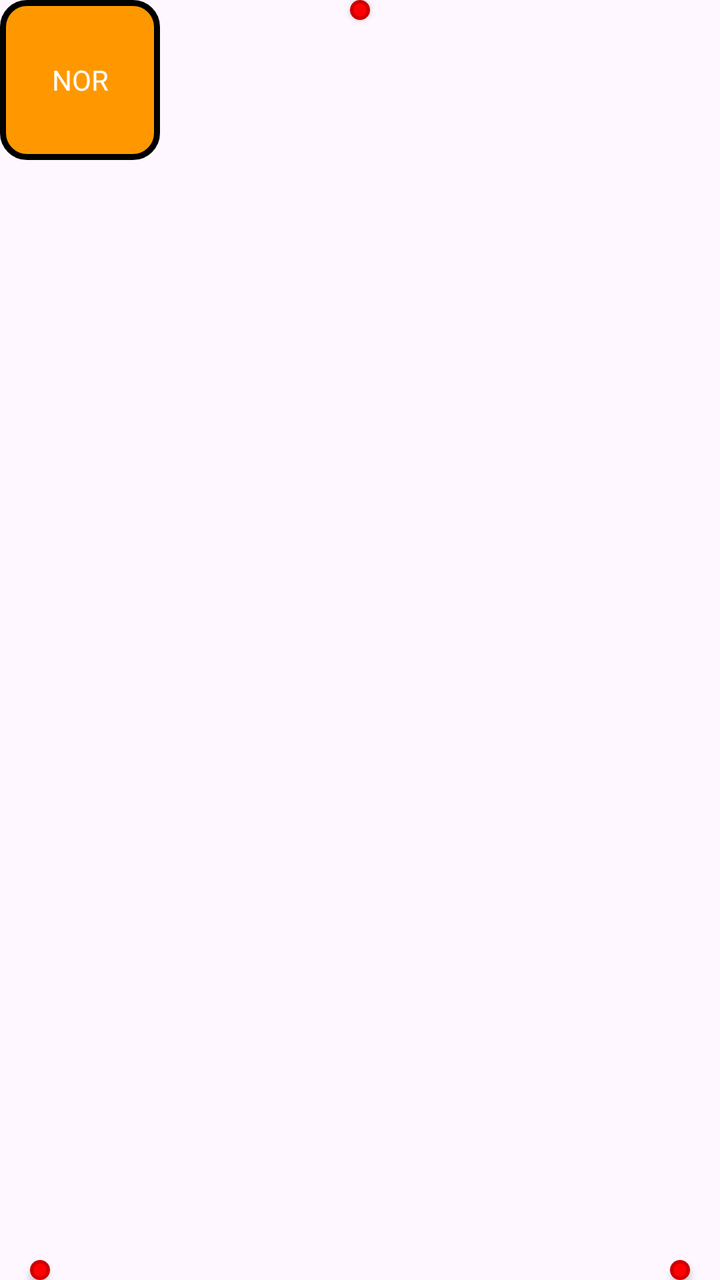
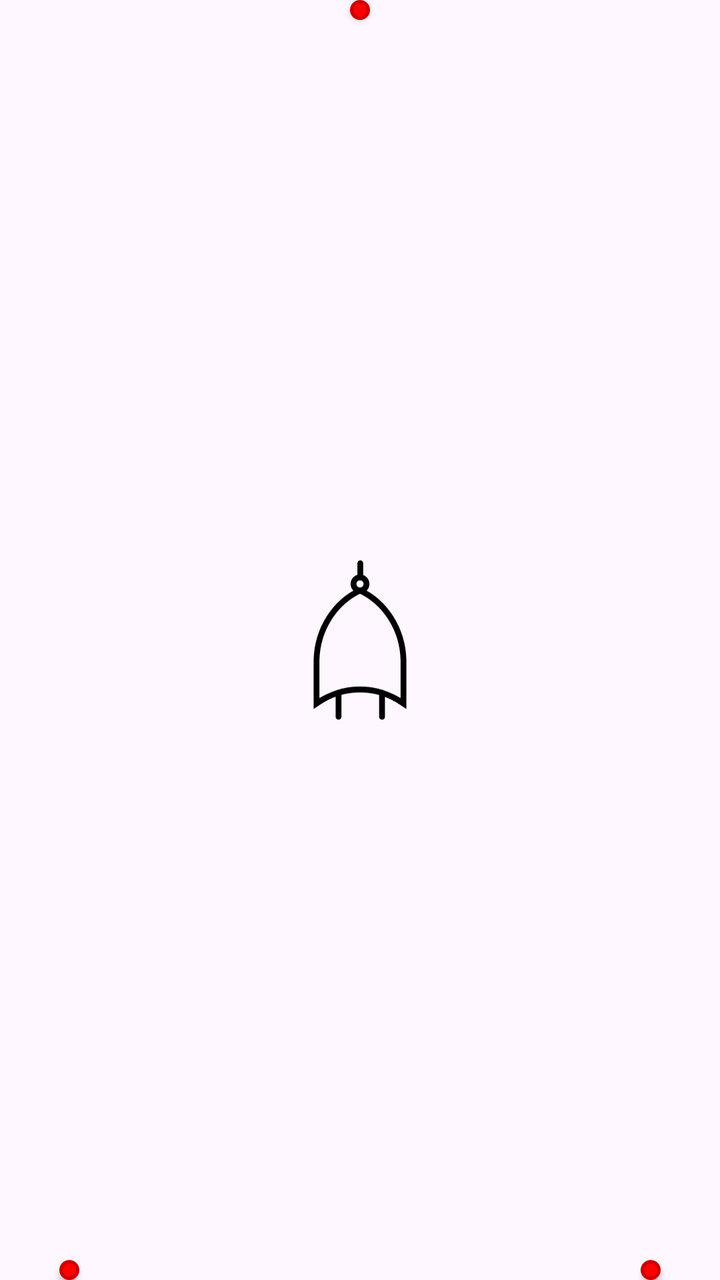

The first picture is an Android layout as it rendered before a commit; the second is the same layout after the commit. The layout source and the unified diff follow.
<!-- AndroidManifest.xml: another module's application theme Theme.PintuLogika -->
<!-- res/layout/gates_nor.xml -->
<?xml version="1.0" encoding="utf-8"?>
<FrameLayout
    xmlns:android="http://schemas.android.com/apk/res/android"
    xmlns:app="http://schemas.android.com/apk/res-auto"
    android:layout_width="80dp"
    android:layout_height="85dp">

    
    <View
        android:id="@+id/dot_output"
        android:layout_width="10dp"
        android:layout_height="10dp"
        android:tag="output_0"
        android:layout_gravity="top|center"
        android:background="@drawable/red_dot_indicator_stroke"
        android:translationZ="2dp" />

    
    <View
        android:id="@+id/dot_input_0"
        android:layout_width="10dp"
        android:layout_height="10dp"
        android:tag="input_0"
        android:background="@drawable/red_dot_indicator_stroke"
        android:layout_gravity="bottom|start"
        android:layout_marginStart="15dp"
        android:translationZ="2dp"/>

    
    <View
        android:id="@+id/dot_input_1"
        android:layout_width="10dp"
        android:layout_height="10dp"
        android:tag="input_1"
        android:background="@drawable/red_dot_indicator_stroke"
        android:layout_gravity="bottom|end"
        android:layout_marginEnd="15dp"
        android:translationZ="2dp" />

    
    <TextView
        android:id="@+id/nor"
        android:layout_width="80dp"
        android:layout_height="80dp"
        android:background="@drawable/final_gate_background"
        android:gravity="center"
        android:text="NOR"
        android:textColor="@color/white"
        app:layout_constraintTop_toTopOf="parent"
        app:layout_constraintBottom_toBottomOf="parent"
        app:layout_constraintStart_toStartOf="parent"
        app:layout_constraintEnd_toEndOf="parent" />

</FrameLayout>
<!-- resources referenced by this layout -->
<resources>
  <color name="white">#FFFFFFFF</color>
  <!-- drawable final_gate_background (drawable) -->
  <?xml version="1.0" encoding="utf-8"?>
  <shape xmlns:android="http://schemas.android.com/apk/res/android">
      <solid android:color="@color/orange_dark" />
      <corners android:radius="12dp" />
      <stroke
          android:width="3dp"
          android:color="@android:color/black" />
  </shape>
  <!-- drawable red_dot_indicator_stroke (drawable) -->
  <?xml version="1.0" encoding="utf-8"?>
  <shape xmlns:android="http://schemas.android.com/apk/res/android"
      android:shape="oval">
  
      
      <solid android:color="@color/red_indicator" />
  
      
      <stroke
          android:width="1.5dp"
          android:color="@color/red_dot_indicator" />
  </shape>
  <style name="Theme.PintuLogika" parent="Base.Theme.PintuLogika" />
  <color name="orange_dark">#FF9800</color>
  <color name="red_indicator">#FF0002</color>
  <color name="red_dot_indicator">#CC0002</color>
  <style name="Base.Theme.PintuLogika" parent="Theme.Material3.DayNight.NoActionBar">
          
          
      </style>
</resources>

<!-- the commit's change to res/layout/gates_nor.xml (unified diff, before → after) -->
@@ -2,8 +2,8 @@
 <FrameLayout
     xmlns:android="http://schemas.android.com/apk/res/android"
     xmlns:app="http://schemas.android.com/apk/res-auto"
-    android:layout_width="80dp"
-    android:layout_height="85dp">
+    android:layout_width="90dp"
+    android:layout_height="95dp">
 
     
     <View
@@ -23,7 +23,7 @@
         android:tag="input_0"
         android:background="@drawable/red_dot_indicator_stroke"
         android:layout_gravity="bottom|start"
-        android:layout_marginStart="15dp"
+        android:layout_marginStart="29.5dp"
         android:translationZ="2dp"/>
 
     
@@ -34,17 +34,17 @@
         android:tag="input_1"
         android:background="@drawable/red_dot_indicator_stroke"
         android:layout_gravity="bottom|end"
-        android:layout_marginEnd="15dp"
+        android:layout_marginEnd="29.5dp"
         android:translationZ="2dp" />
 
     
-    <TextView
+    <ImageView
         android:id="@+id/nor"
         android:layout_width="80dp"
         android:layout_height="80dp"
-        android:background="@drawable/final_gate_background"
-        android:gravity="center"
+        android:src="@drawable/ic_gate_nor_40"
         android:text="NOR"
+        android:layout_gravity="center"
         android:textColor="@color/white"
         app:layout_constraintTop_toTopOf="parent"
         app:layout_constraintBottom_toBottomOf="parent"
<!-- resource entries referenced after the edit -->
@@ -1,15 +1,29 @@
 <!-- resources referenced by this layout -->
 <resources>
   <color name="white">#FFFFFFFF</color>
-  <!-- drawable final_gate_background (drawable) -->
-  <?xml version="1.0" encoding="utf-8"?>
-  <shape xmlns:android="http://schemas.android.com/apk/res/android">
-      <solid android:color="@color/orange_dark" />
-      <corners android:radius="12dp" />
-      <stroke
-          android:width="3dp"
-          android:color="@android:color/black" />
-  </shape>
+  <!-- drawable ic_gate_nor_40 (drawable) -->
+  <vector xmlns:android="http://schemas.android.com/apk/res/android"
+      android:width="161dp"
+      android:height="276dp"
+      android:viewportWidth="161"
+      android:viewportHeight="276">
+    <path
+        android:pathData="M81,30V5.5M43.5,270.5V229M118.5,270.5V229"
+        android:strokeWidth="10"
+        android:fillColor="#00000000"
+        android:strokeColor="#000000"
+        android:strokeLineCap="round"/>
+    <path
+        android:pathData="M5.5,172.5C6.89,120.1 36.14,73.32 80.5,52.5C124.86,73.32 154.11,120.1 155.5,172.5V247.5C109.09,215.35 51.91,215.35 5.5,247.5L5.5,172.5Z"
+        android:strokeWidth="10"
+        android:fillColor="#00000000"
+        android:strokeColor="#000000"/>
+    <path
+        android:pathData="M91.75,41.25C91.75,35.04 86.71,30 80.5,30C74.29,30 69.25,35.04 69.25,41.25C69.25,47.46 74.29,52.5 80.5,52.5C86.71,52.5 91.75,47.46 91.75,41.25Z"
+        android:strokeWidth="10"
+        android:fillColor="#00000000"
+        android:strokeColor="#000000"/>
+  </vector>
   <!-- drawable red_dot_indicator_stroke (drawable) -->
   <?xml version="1.0" encoding="utf-8"?>
   <shape xmlns:android="http://schemas.android.com/apk/res/android"
@@ -24,12 +38,22 @@
           android:color="@color/red_dot_indicator" />
   </shape>
   <style name="Theme.PintuLogika" parent="Base.Theme.PintuLogika" />
-  <color name="orange_dark">#FF9800</color>
   <color name="red_indicator">#FF0002</color>
   <color name="red_dot_indicator">#CC0002</color>
   <style name="Base.Theme.PintuLogika" parent="Theme.Material3.DayNight.NoActionBar">
           
           
+  
+  
+          <item name="android:statusBarColor">@android:color/transparent</item>
+          <item name="android:windowTranslucentStatus">true</item>
+          <item name="android:windowLightStatusBar">true</item> 
+  
+          <item name="android:windowSplashScreenBackground">@color/white</item>
+          <item name="android:windowSplashScreenAnimatedIcon">@drawable/logo</item>
+          <item name="android:windowSplashScreenIconBackgroundColor">@android:color/transparent</item>
+          <item name="postSplashScreenTheme">@style/Theme.PintuLogika</item>
       </style>
+  <!-- drawable logo: vector/xml drawable (drawable, 42423 chars, omitted) -->
 </resources>
 
